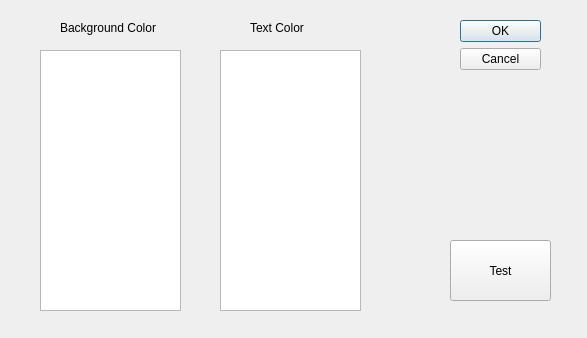
First picture: the form in colors.ui, repository tnightingale/COMMAudio, before the edit.
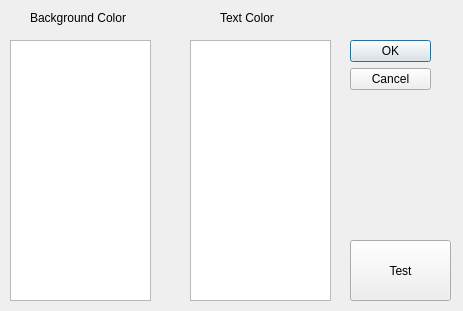
Second picture: the form after the edit.

Commit message: Fixed UI layout and bug with transferring file lists.

Patch:
```diff
--- a/colors.ui
+++ b/colors.ui
@@ -6,8 +6,8 @@
    <rect>
     <x>0</x>
     <y>0</y>
-    <width>587</width>
-    <height>338</height>
+    <width>463</width>
+    <height>311</height>
    </rect>
   </property>
   <property name="windowTitle">
@@ -16,10 +16,10 @@
   <widget class="QDialogButtonBox" name="buttonBox">
    <property name="geometry">
     <rect>
-     <x>460</x>
-     <y>20</y>
+     <x>350</x>
+     <y>40</y>
      <width>81</width>
-     <height>241</height>
+     <height>61</height>
     </rect>
    </property>
    <property name="orientation">
@@ -32,7 +32,7 @@
   <widget class="QPushButton" name="testButton">
    <property name="geometry">
     <rect>
-     <x>450</x>
+     <x>350</x>
      <y>240</y>
      <width>101</width>
      <height>61</height>
@@ -45,8 +45,8 @@
   <widget class="QListWidget" name="backgroundWidget">
    <property name="geometry">
     <rect>
-     <x>40</x>
-     <y>50</y>
+     <x>10</x>
+     <y>40</y>
      <width>141</width>
      <height>261</height>
     </rect>
@@ -55,8 +55,8 @@
   <widget class="QListWidget" name="textWidget">
    <property name="geometry">
     <rect>
-     <x>220</x>
-     <y>50</y>
+     <x>190</x>
+     <y>40</y>
      <width>141</width>
      <height>261</height>
     </rect>
@@ -65,8 +65,8 @@
   <widget class="QLabel" name="label">
    <property name="geometry">
     <rect>
-     <x>60</x>
-     <y>20</y>
+     <x>30</x>
+     <y>10</y>
      <width>121</width>
      <height>16</height>
     </rect>
@@ -78,8 +78,8 @@
   <widget class="QLabel" name="label_2">
    <property name="geometry">
     <rect>
-     <x>250</x>
-     <y>20</y>
+     <x>220</x>
+     <y>10</y>
      <width>71</width>
      <height>16</height>
     </rect>
```
The commit also changes 6 other files.
